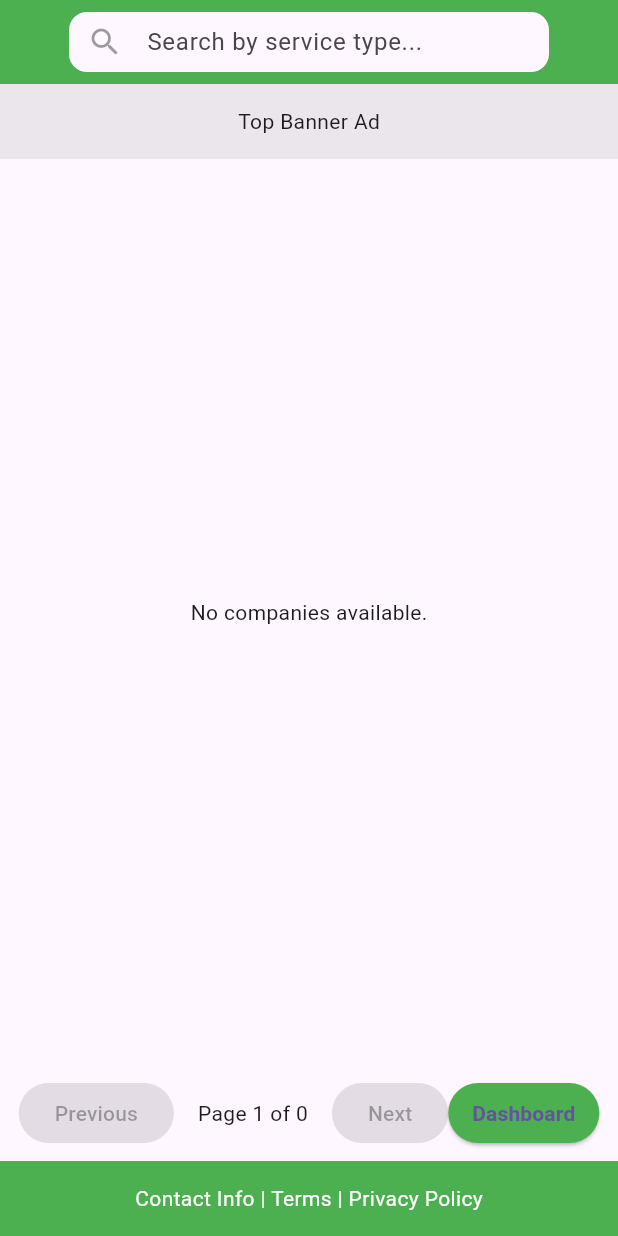
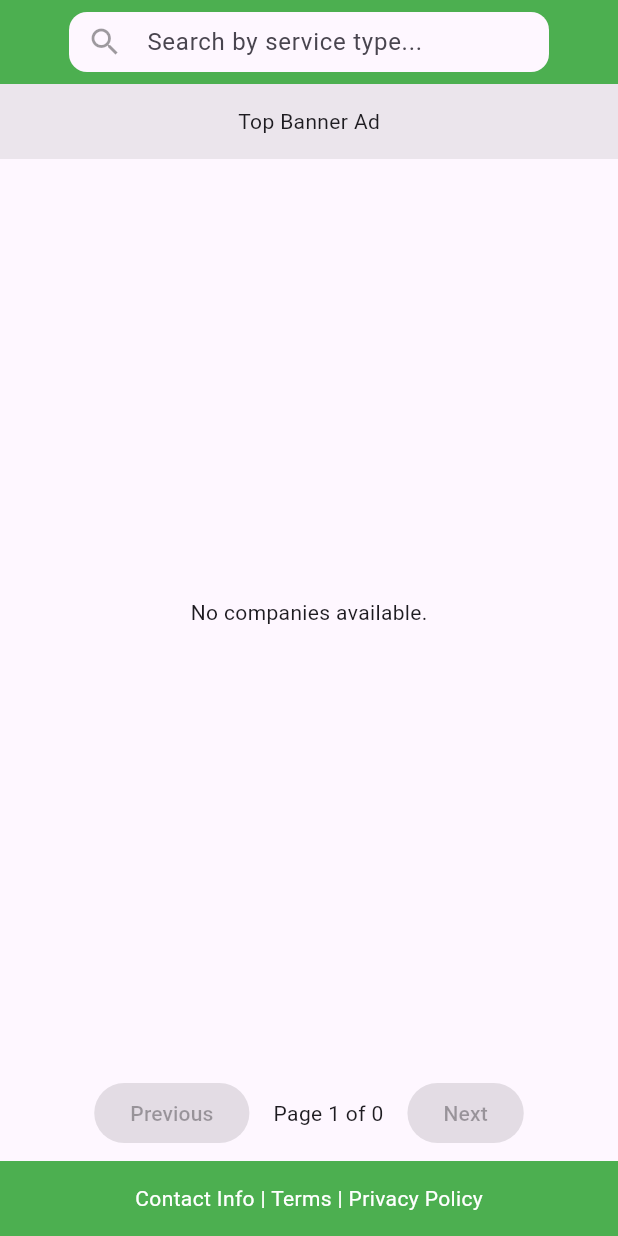
Before and after one commit to prabinrijal03/logistics-directory-app, a Flutter app: the screen it shows after launch, on a phone screen of 412 x 824 dp. Run offline on Flutter 3.47's test engine with Material 3 defaults, Android fonts, the phone set to English and light mode, and no system bars; our stand-ins replace cloud_firestore, dio, file_picker, firebase_auth, firebase_core, flutter_bloc and 1 more; accounts and stored records are empty; statements that could not run were skipped.

Commit message:
dashboard separated from homepage

```diff
--- a/lib/presentation/pages/authentication/login.dart
+++ b/lib/presentation/pages/authentication/login.dart
@@ -124,7 +124,7 @@ class _LoginState extends State<Login> {
                       ),
                     ),
                     SizedBox(
-                      height: 10,
+                      height: 0,
                     ),
                     /*   Row(
                 mainAxisAlignment: MainAxisAlignment.center,
--- a/lib/presentation/pages/home/home_page.dart
+++ b/lib/presentation/pages/home/home_page.dart
@@ -1,9 +1,7 @@
-import 'package:firebase_auth/firebase_auth.dart';
 import 'package:flutter/gestures.dart';
 import 'package:flutter/material.dart';
 import 'package:cloud_firestore/cloud_firestore.dart';
 import 'package:logistics_directory_app/app/extensions/build_context_entensions.dart';
-import 'package:logistics_directory_app/resources/route_manager.dart';
 import 'package:url_launcher/url_launcher.dart';
 import '../../../../data/models/ad_model/ad_model.dart';
 import '../../../../data/models/company_model/company_model.dart';
@@ -239,7 +237,7 @@ class HomePageState extends State<HomePage> {
       padding: const EdgeInsets.symmetric(horizontal: 10.0),
       child: Image.network(ad.imageUrl,
           fit: BoxFit.fill,
-          height: 70,
+          height: 80,
           width: MediaQuery.of(context).size.width / 1.38),
     );
   }
@@ -464,9 +462,7 @@ class HomePageState extends State<HomePage> {
   }
 
   Widget _buildPaginationControls(BuildContext context) {
-    User? user = FirebaseAuth.instance.currentUser;
-
-    int totalPages = (totalCompaniesCount / 5).ceil(); // Total pages
+    int totalPages = (totalCompaniesCount / 5).ceil();
     return Padding(
       padding: const EdgeInsets.symmetric(vertical: 8.0),
       child: Row(
@@ -476,11 +472,11 @@ class HomePageState extends State<HomePage> {
             onPressed: currentPage > 1
                 ? () {
                     setState(() {
-                      currentPage--; // Go to the previous page
+                      currentPage--;
                       fetchCompaniesAndAds(page: currentPage);
                     });
                   }
-                : null, // Disable button if on the first page
+                : null,
             child: const Text('Previous'),
           ),
           const SizedBox(width: 16),
@@ -490,29 +486,12 @@ class HomePageState extends State<HomePage> {
             onPressed: currentPage < totalPages
                 ? () {
                     setState(() {
-                      currentPage++; // Go to the next page
+                      currentPage++;
                       fetchCompaniesAndAds(page: currentPage);
                     });
                   }
-                : null, // Disable button if on the last page
+                : null,
             child: const Text('Next'),
-          ),
-          ElevatedButton(
-            onPressed: () {
-              Navigator.pushNamed(
-                  context,
-                  user == null
-                      ? AppRoute.login.path
-                      : AppRoute.dashboardPage.path);
-            },
-            style: ElevatedButton.styleFrom(
-              backgroundColor: Colors.green,
-              padding: const EdgeInsets.symmetric(horizontal: 16, vertical: 8),
-            ),
-            child: const Text(
-              "Dashboard",
-              style: TextStyle(fontSize: 14, fontWeight: FontWeight.bold),
-            ),
           ),
         ],
       ),
--- a/pubspec.yaml
+++ b/pubspec.yaml
@@ -26,6 +26,7 @@ dependencies:
   file_picker: ^8.1.7
   http_parser: ^4.1.2
   url_launcher: ^6.3.1
+  cached_network_image: ^3.4.1
 
 dev_dependencies:
   flutter_test:
```
Also changed, not shown: pubspec.lock, 1 other file.
